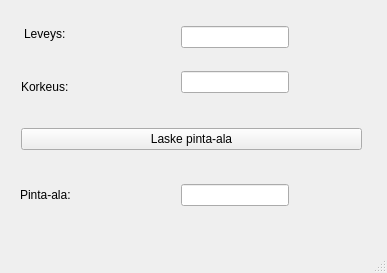
Before: the Qt Designer form Projektit/harjoitus1-fixed/mainwindow.ui in jagheterhermanni/Qt-User-Inteface-Programming, drawn with Qt 5.
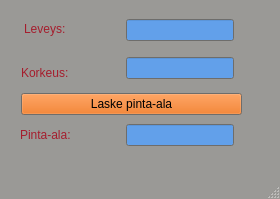
After: the same form once the commit is applied. Icons and pictures are not drawn.

What changed in the file:
```diff
--- a/Projektit/harjoitus1-fixed/mainwindow.ui
+++ b/Projektit/harjoitus1-fixed/mainwindow.ui
@@ -6,13 +6,58 @@
    <rect>
     <x>0</x>
     <y>0</y>
-    <width>387</width>
-    <height>273</height>
+    <width>280</width>
+    <height>199</height>
    </rect>
   </property>
   <property name="palette">
    <palette>
     <active>
+     <colorrole role="WindowText">
+      <brush brushstyle="SolidPattern">
+       <color alpha="255">
+        <red>165</red>
+        <green>29</green>
+        <blue>45</blue>
+       </color>
+      </brush>
+     </colorrole>
+     <colorrole role="Button">
+      <brush brushstyle="SolidPattern">
+       <color alpha="255">
+        <red>230</red>
+        <green>97</green>
+        <blue>0</blue>
+       </color>
+      </brush>
+     </colorrole>
+     <colorrole role="Text">
+      <brush brushstyle="SolidPattern">
+       <color alpha="255">
+        <red>0</red>
+        <green>0</green>
+        <blue>0</blue>
+       </color>
+      </brush>
+     </colorrole>
+     <colorrole role="Base">
+      <brush brushstyle="SolidPattern">
+       <color alpha="255">
+        <red>98</red>
+        <green>160</green>
+        <blue>234</blue>
+       </color>
+      </brush>
+     </colorrole>
+     <colorrole role="Window">
+      <brush brushstyle="SolidPattern">
+       <color alpha="255">
+        <red>154</red>
+        <green>153</green>
+        <blue>150</blue>
+       </color>
+      </brush>
+     </colorrole>
      <colorrole role="Link">
       <brush brushstyle="SolidPattern">
        <color alpha="255">
@@ -24,6 +69,51 @@
      </colorrole>
     </active>
     <inactive>
+     <colorrole role="WindowText">
+      <brush brushstyle="SolidPattern">
+       <color alpha="255">
+        <red>165</red>
+        <green>29</green>
+        <blue>45</blue>
+       </color>
+      </brush>
+     </colorrole>
+     <colorrole role="Button">
+      <brush brushstyle="SolidPattern">
+       <color alpha="255">
+        <red>230</red>
+        <green>97</green>
+        <blue>0</blue>
+       </color>
+      </brush>
+     </colorrole>
+     <colorrole role="Text">
+      <brush brushstyle="SolidPattern">
+       <color alpha="255">
+        <red>0</red>
+        <green>0</green>
+        <blue>0</blue>
+       </color>
+      </brush>
+     </colorrole>
+     <colorrole role="Base">
+      <brush brushstyle="SolidPattern">
+       <color alpha="255">
+        <red>98</red>
+        <green>160</green>
+        <blue>234</blue>
+       </color>
+      </brush>
+     </colorrole>
+     <colorrole role="Window">
+      <brush brushstyle="SolidPattern">
+       <color alpha="255">
+        <red>154</red>
+        <green>153</green>
+        <blue>150</blue>
+       </color>
+      </brush>
+     </colorrole>
      <colorrole role="Link">
       <brush brushstyle="SolidPattern">
        <color alpha="255">
@@ -35,6 +125,33 @@
      </colorrole>
     </inactive>
     <disabled>
+     <colorrole role="Button">
+      <brush brushstyle="SolidPattern">
+       <color alpha="255">
+        <red>230</red>
+        <green>97</green>
+        <blue>0</blue>
+       </color>
+      </brush>
+     </colorrole>
+     <colorrole role="Base">
+      <brush brushstyle="SolidPattern">
+       <color alpha="255">
+        <red>154</red>
+        <green>153</green>
+        <blue>150</blue>
+       </color>
+      </brush>
+     </colorrole>
+     <colorrole role="Window">
+      <brush brushstyle="SolidPattern">
+       <color alpha="255">
+        <red>154</red>
+        <green>153</green>
+        <blue>150</blue>
+       </color>
+      </brush>
+     </colorrole>
      <colorrole role="Link">
       <brush brushstyle="SolidPattern">
        <color alpha="255">
@@ -58,9 +175,9 @@
     <property name="geometry">
      <rect>
       <x>21</x>
-      <y>109</y>
-      <width>341</width>
-      <height>61</height>
+      <y>89</y>
+      <width>221</width>
+      <height>31</height>
      </rect>
     </property>
     <layout class="QGridLayout" name="gridLayout">
@@ -79,7 +196,7 @@
       <x>0</x>
       <y>10</y>
       <width>91</width>
-      <height>101</height>
+      <height>81</height>
      </rect>
     </property>
     <layout class="QGridLayout" name="gridLayout_2">
@@ -91,6 +208,9 @@
          <height>47</height>
         </size>
        </property>
+       <property name="styleSheet">
+        <string notr="true">font: 700 10pt &quot;Ubuntu&quot;;</string>
+       </property>
        <property name="frameShape">
         <enum>QFrame::Shape::NoFrame</enum>
        </property>
@@ -107,6 +227,9 @@
      </item>
      <item row="1" column="0" alignment="Qt::AlignmentFlag::AlignHCenter">
       <widget class="QLabel" name="korkeus">
+       <property name="styleSheet">
+        <string notr="true">font: 700 10pt &quot;Ubuntu&quot;;</string>
+       </property>
        <property name="text">
         <string>Korkeus:</string>
        </property>
@@ -119,8 +242,8 @@
      <rect>
       <x>90</x>
       <y>9</y>
-      <width>291</width>
-      <height>101</height>
+      <width>181</width>
+      <height>81</height>
      </rect>
     </property>
     <layout class="QGridLayout" name="gridLayout_3">
@@ -132,6 +255,9 @@
        <property name="autoFillBackground">
         <bool>false</bool>
        </property>
+       <property name="styleSheet">
+        <string notr="true">font: 700 10pt &quot;Ubuntu&quot;;</string>
+       </property>
        <property name="text">
         <string/>
        </property>
@@ -139,6 +265,12 @@
      </item>
      <item row="1" column="0" alignment="Qt::AlignmentFlag::AlignHCenter">
       <widget class="QLineEdit" name="heightEdit">
+       <property name="layoutDirection">
+        <enum>Qt::LayoutDirection::LeftToRight</enum>
+       </property>
+       <property name="styleSheet">
+        <string notr="true">font: 700 10pt &quot;Ubuntu&quot;;</string>
+       </property>
        <property name="text">
         <string/>
        </property>
@@ -150,14 +282,17 @@
     <property name="geometry">
      <rect>
       <x>0</x>
-      <y>169</y>
+      <y>119</y>
       <width>91</width>
-      <height>51</height>
+      <height>31</height>
      </rect>
     </property>
     <layout class="QGridLayout" name="gridLayout_4">
      <item row="1" column="0" alignment="Qt::AlignmentFlag::AlignHCenter">
       <widget class="QLabel" name="pintaala">
+       <property name="styleSheet">
+        <string notr="true">font: 700 10pt &quot;Ubuntu&quot;;</string>
+       </property>
        <property name="text">
         <string>Pinta-ala:</string>
        </property>
@@ -169,14 +304,20 @@
     <property name="geometry">
      <rect>
       <x>90</x>
-      <y>170</y>
-      <width>291</width>
-      <height>51</height>
+      <y>120</y>
+      <width>181</width>
+      <height>31</height>
      </rect>
     </property>
     <layout class="QGridLayout" name="gridLayout_5">
      <item row="0" column="0" alignment="Qt::AlignmentFlag::AlignHCenter|Qt::AlignmentFlag::AlignVCenter">
       <widget class="QLineEdit" name="result">
+       <property name="layoutDirection">
+        <enum>Qt::LayoutDirection::LeftToRight</enum>
+       </property>
+       <property name="styleSheet">
+        <string notr="true">font: 700 10pt &quot;Ubuntu&quot;;</string>
+       </property>
        <property name="readOnly">
         <bool>true</bool>
        </property>
```
Left out of the diff: 2 changed lines with no effect on the pictures.
